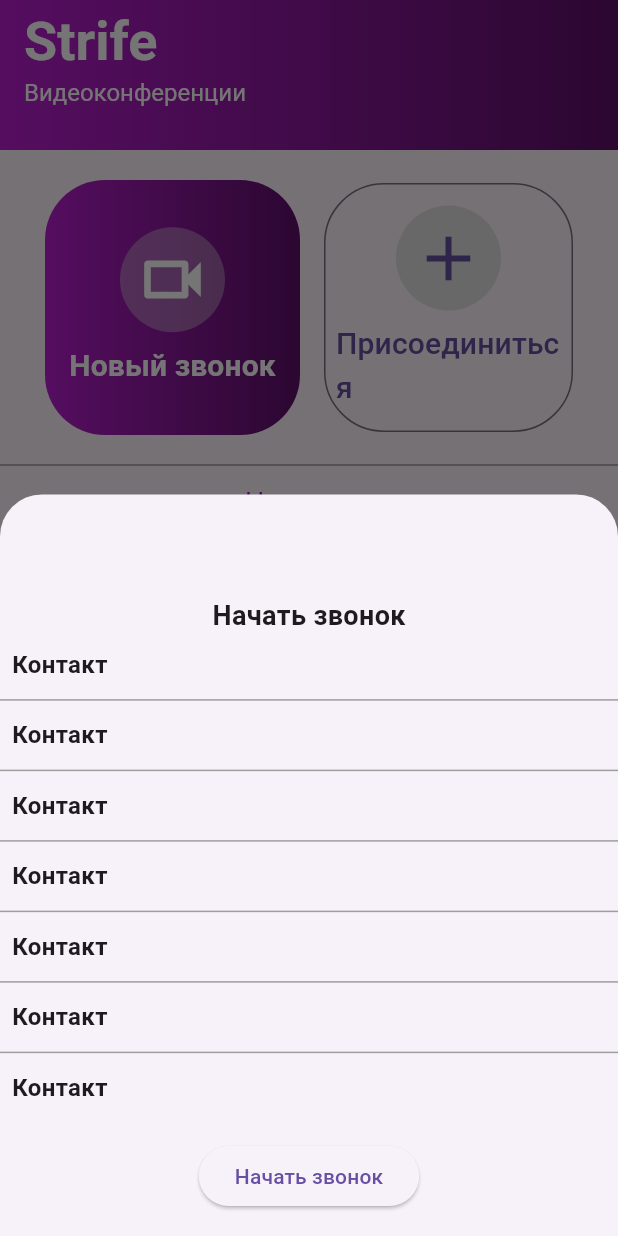
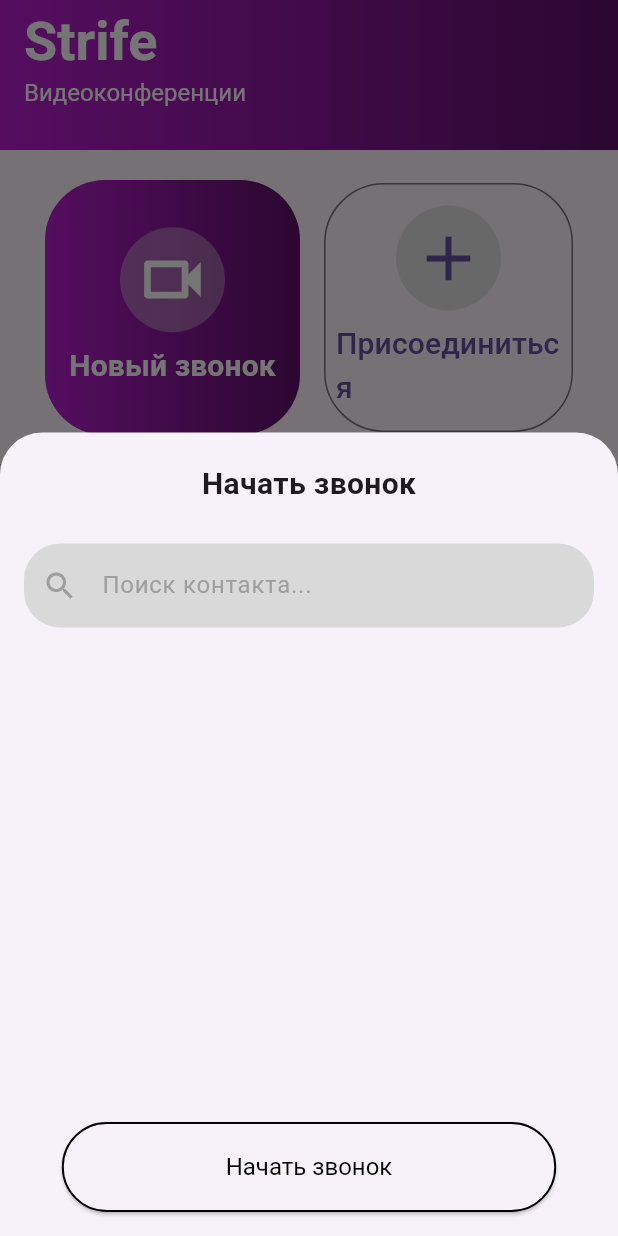
Before and after one commit to suzkikilwbdjw/strife, a Flutter app: the screen it shows once a user with an empty profile is signed in, after a tap on "Новый звонок", on a phone screen of 412 x 824 dp. Run offline on Flutter 3.47's test engine with Material 3 defaults, Android fonts, the phone set to English and light mode, and no system bars; our stand-ins replace app_links, cloud_firestore, firebase_auth, firebase_core, flutter_bloc; missing offline and left inert: livekit_client; accounts and stored records are empty; generated files the repository leaves out were written again.

Commit message:
feat: added the display of contacts in the call creation menu

```diff
--- a/lib/data/repositories/user_repository.dart
+++ b/lib/data/repositories/user_repository.dart
@@ -46,4 +46,20 @@
       return;
     }
   }
+
+  // Стрим для отслеживаний изменений
+  Stream<List<String>> contactsIdsStream(String currentUserId) {
+    return _firestore
+        .collection('users')
+        .doc(currentUserId)
+        .collection('contacts')
+        .snapshots()
+        .map((snapshot) => snapshot.docs.map((doc) => doc.id).toList());
+  }
+
+  // Получение данных конкретного пользователя
+  Future<Map<String, dynamic>> getUserData(String userId) async {
+    final doc = await _firestore.collection('users').doc(userId).get();
+    return doc.data() ?? {};
+  }
 }
--- a/lib/presentation/contacts/contacts_bloc.dart
+++ b/lib/presentation/contacts/contacts_bloc.dart
@@ -1,3 +1,5 @@
+import 'dart:async';
+
 import 'package:flutter_bloc/flutter_bloc.dart';
 import 'package:strife/data/repositories/user_repository.dart';
 import 'package:strife/presentation/contacts/contacts_event.dart';
@@ -5,6 +7,7 @@
 
 class ContactsBloc extends Bloc<ContactsEvent, ContactsState> {
   final UserRepository _repository;
+  StreamSubscription? _contactsSubscription;
 
   ContactsBloc(this._repository) : super(const ContactsState()) {
     _registerEventHandlers();
@@ -14,14 +17,75 @@
     on<AddContactsRequested>(_onAddContacts);
     on<LoadContactsRequested>(_onLoadContacts);
     on<RemoveContactsRequested>(_onRemoveContacts);
+    on<UpdateContactsListRequested>(_onUpdateContactsList);
+    on<SearchContactsRequested>(_onSearchContacts);
+  }
+
+  Future<void> _onUpdateContactsList(
+    UpdateContactsListRequested event,
+    Emitter<ContactsState> emit,
+  ) async {
+    emit(
+      state.copyWith(
+        allContacts: event.fullContacts,
+        filteredContacts: state.searchQuery.isEmpty
+            ? event.fullContacts
+            : event.fullContacts
+                  .where(
+                    (c) => c['displayName'].toString().toLowerCase().contains(
+                      state.searchQuery,
+                    ),
+                  )
+                  .toList(),
+      ),
+    );
+  }
+
+  Future<void> _onSearchContacts(
+    SearchContactsRequested event,
+    Emitter<ContactsState> emit,
+  ) async {
+    final query = event.searchQuery.toLowerCase();
+
+    if (query.isEmpty) {
+      // Если строка пустая, показываем всех без фильтрации
+      emit(
+        state.copyWith(filteredContacts: state.allContacts, searchQuery: ''),
+      );
+    } else {
+      final filtered = state.allContacts.where((contact) {
+        final name = contact['displayName'].toString().toLowerCase();
+        return name.contains(query);
+      }).toList();
+
+      emit(state.copyWith(filteredContacts: filtered, searchQuery: query));
+    }
   }
 
   Future<void> _onLoadContacts(
     LoadContactsRequested event,
     Emitter<ContactsState> emit,
   ) async {
-    final contacts = await _repository.getContacts(event.currentUserId);
-    emit(state.copyWith(myContactsId: contacts));
+    await _contactsSubscription?.cancel();
+
+    // Подписываемся на стрим ID контактов
+    _contactsSubscription = _repository
+        .contactsIdsStream(event.currentUserId)
+        .listen((ids) async {
+          // Для каждого ID получаем данные пользователя
+          final List<Map<String, dynamic>> fullContacts = [];
+
+          for (String id in ids) {
+            final data = await _repository.getUserData(id);
+            fullContacts.add({
+              'id': id,
+              'displayName': data['displayName'] ?? 'Без имени',
+              'photoUrl': data['photoUrl'],
+            });
+          }
+
+          add(UpdateContactsListRequested(fullContacts: fullContacts));
+        });
   }
 
   Future<void> _onAddContacts(
@@ -39,9 +103,16 @@
   ) async {
     await _repository.removeContact(event.currentUserId, event.contactId);
 
-    final updatedList = List<String>.from(state.myContactsId)
-      ..remove(event.contactId);
+    final updatedList = state.allContacts
+        .where((contact) => contact['id'] != event.contactId)
+        .toList();
 
-    emit(state.copyWith(myContactsId: updatedList));
+    emit(state.copyWith(allContacts: updatedList));
+  }
+
+  @override
+  Future<void> close() {
+    _contactsSubscription?.cancel();
+    return super.close();
   }
 }
--- a/lib/presentation/contacts/contacts_event.dart
+++ b/lib/presentation/contacts/contacts_event.dart
@@ -24,3 +24,15 @@
     required this.contactId,
   });
 }
+
+class UpdateContactsListRequested extends ContactsEvent {
+  final List<Map<String, dynamic>> fullContacts;
+
+  UpdateContactsListRequested({required this.fullContacts});
+}
+
+class SearchContactsRequested extends ContactsEvent {
+  final String searchQuery;
+
+  SearchContactsRequested({required this.searchQuery});
+}
--- a/lib/presentation/contacts/contacts_state.dart
+++ b/lib/presentation/contacts/contacts_state.dart
@@ -2,13 +2,30 @@
   final bool isSubmitted;
 
   // Контакты
-  final List<String> myContactsId;
-  const ContactsState({this.isSubmitted = false, this.myContactsId = const []});
+  final List<Map<String, dynamic>> allContacts; // ID, имена, фото
+  // Отфильтрованные контакты
+  final List<Map<String, dynamic>> filteredContacts;
+  // Запрос на поиск
+  final String searchQuery;
 
-  ContactsState copyWith({bool? isSubmitted, List<String>? myContactsId}) {
+  const ContactsState({
+    this.isSubmitted = false,
+    this.allContacts = const [],
+    this.filteredContacts = const [],
+    this.searchQuery = '',
+  });
+
+  ContactsState copyWith({
+    bool? isSubmitted,
+    List<Map<String, dynamic>>? allContacts,
+    List<Map<String, dynamic>>? filteredContacts,
+    String? searchQuery,
+  }) {
     return ContactsState(
       isSubmitted: isSubmitted ?? this.isSubmitted,
-      myContactsId: myContactsId ?? this.myContactsId,
+      allContacts: allContacts ?? this.allContacts,
+      filteredContacts: filteredContacts ?? this.filteredContacts,
+      searchQuery: searchQuery ?? this.searchQuery,
     );
   }
 }
--- a/lib/ui/views/home/call_view.dart
+++ b/lib/ui/views/home/call_view.dart
@@ -3,6 +3,8 @@
 import 'package:provider/provider.dart';
 import 'package:strife/presentation/blocs/vcs/vcs_bloc.dart';
 import 'package:strife/presentation/blocs/vcs/vcs_event.dart';
+import 'package:strife/presentation/contacts/contacts_bloc.dart';
+import 'package:strife/presentation/contacts/contacts_event.dart';
 import 'package:strife/themes/gradient_theme.dart';
 import 'package:strife/ui/views/room/room_view.dart';
 
@@ -163,6 +165,7 @@
     required this.user,
     required this.textEditingController,
   });
+
   final TextEditingController textEditingController;
   final User user;
 
@@ -170,51 +173,108 @@
   Widget build(BuildContext context) {
     return FilledButton(
       onPressed: () async {
+        // Загружаем список контактов
+        context.read<ContactsBloc>().add(
+          LoadContactsRequested(currentUserId: user.uid),
+        );
+
+        context.read<ContactsBloc>().add(
+          SearchContactsRequested(searchQuery: ''),
+        );
+
         // Открывает диалоговое окно с созданием звонка
         showModalBottomSheet(
           context: context,
           isScrollControlled: true,
           builder: (context) => DraggableScrollableSheet(
-            initialChildSize: 0.6, // Откроется на 60% высоты
-            maxChildSize: 0.6,
+            initialChildSize: 0.65, // Откроется на 60% высоты
+            maxChildSize: 0.65,
+            minChildSize: 0.4,
             expand: false,
-            builder: (context, scrollController) => Container(
-              margin: const EdgeInsets.only(top: 60),
+            builder: (context, scrollController) {
+              // Получаем актуальный список контактов
+              final contacts = context
+                  .watch<ContactsBloc>()
+                  .state
+                  .filteredContacts;
+
+              return Container(
+                margin: const EdgeInsets.only(top: 20),
                 child: Column(
                   children: <Widget>[
                     // Заголовок
                     const Padding(
-                    padding: EdgeInsets.all(8.0),
+                      padding: EdgeInsets.only(bottom: 9.0),
                       child: Text(
                         "Начать звонок",
                         style: TextStyle(
-                        fontSize: 18,
+                          fontSize: 20,
                           fontWeight: FontWeight.bold,
                         ),
                       ),
                     ),
 
                     // Поиск контактов
+                    Padding(
+                      padding: const EdgeInsets.symmetric(
+                        horizontal: 16.0,
+                        vertical: 16.0,
+                      ),
+                      child: TextField(
+                        onChanged: (value) {
+                          // При изменеии текста отправляем событие на поиcк
+                          context.read<ContactsBloc>().add(
+                            SearchContactsRequested(searchQuery: value),
+                          );
+                        },
+
+                        decoration: InputDecoration(
+                          hintText: 'Поиск контакта...',
+                          hintStyle: TextStyle(color: Colors.grey),
+                          prefixIcon: Icon(
+                            Icons.search,
+                            color: Colors.grey,
+                          ), // Иконка поиска
+                          filled: true,
+
+                          fillColor: Color(0xFFD9D9D9),
+
+                          border: OutlineInputBorder(
+                            borderRadius: BorderRadius.circular(24),
+                            borderSide: BorderSide.none,
+                          ),
+                        ),
+                      ),
+                    ),
 
                     // Список контактов
                     Expanded(
                       child: ListView.separated(
+                        itemCount: contacts.length,
                         controller: scrollController,
                         itemBuilder: (context, index) {
-                        return Padding(
-                          padding: const EdgeInsets.symmetric(horizontal: 8),
-                          child: Text(
-                            'Контакт',
-                            style: TextStyle(
-                              fontSize: 16,
+                          final contact = contacts[index];
+
+                          // Сам участник
+                          return ListTile(
+                            leading: CircleAvatar(
+                              backgroundImage: contact['photoUrl'] != null
+                                  ? NetworkImage(contact['photoUrl'])
+                                  : null,
+                            ),
+                            title: Text(
+                              contact['displayName'],
+                              style: const TextStyle(
                                 fontWeight: FontWeight.bold,
                               ),
                             ),
                           );
                         },
-                      separatorBuilder: (context, index) =>
-                          Divider(thickness: 1, color: Colors.grey, height: 24),
-                      itemCount: 20,
+                        separatorBuilder: (context, index) => Divider(
+                          thickness: 1,
+                          color: Colors.grey,
+                          height: 24,
+                        ),
                       ),
                     ),
 
@@ -222,15 +282,27 @@
                     Padding(
                       padding: const EdgeInsets.all(16.0),
                       child: ElevatedButton(
-                      style: ElevatedButton.styleFrom(),
+                        style: ElevatedButton.styleFrom(
+                          fixedSize: Size(
+                            MediaQuery.widthOf(context) * 0.8,
+                            60,
+                          ),
+                          side: BorderSide(
+                            color: Colors.black,
+                            width: 1.3,
+                          ), // Обводка кнопки
+                          foregroundColor: Colors.black, // Цвет текста и иконки
+                          textStyle: TextStyle(fontSize: 16),
+                        ),
                         child: const Text('Начать звонок'),
 
                         onPressed: () async {
                           showDialog(
                             context: context,
                             barrierDismissible: false,
-                          builder: (_) =>
-                              const Center(child: CircularProgressIndicator()),
+                            builder: (_) => const Center(
+                              child: CircularProgressIndicator(),
+                            ),
                           );
 
                           final vcsBloc = context.read<VCSBloc>();
@@ -264,7 +336,8 @@
                     ),
                   ],
                 ),
-            ),
+              );
+            },
           ),
         );
       },
--- a/lib/ui/widgets/participant_in_room_widget.dart
+++ b/lib/ui/widgets/participant_in_room_widget.dart
@@ -51,7 +51,9 @@
 
     // Находится ли участник уже в контактах
     final isAlreadyContact = context.select<ContactsBloc, bool>(
-      (bloc) => bloc.state.myContactsId.contains(participant.identity),
+      (bloc) => bloc.state.allContacts.any(
+        (contact) => contact['id'] == participant.identity,
+      ),
     );
 
     if (photoUrl == null) {
```
Lines whose indentation alone changed are shown as unchanged.
